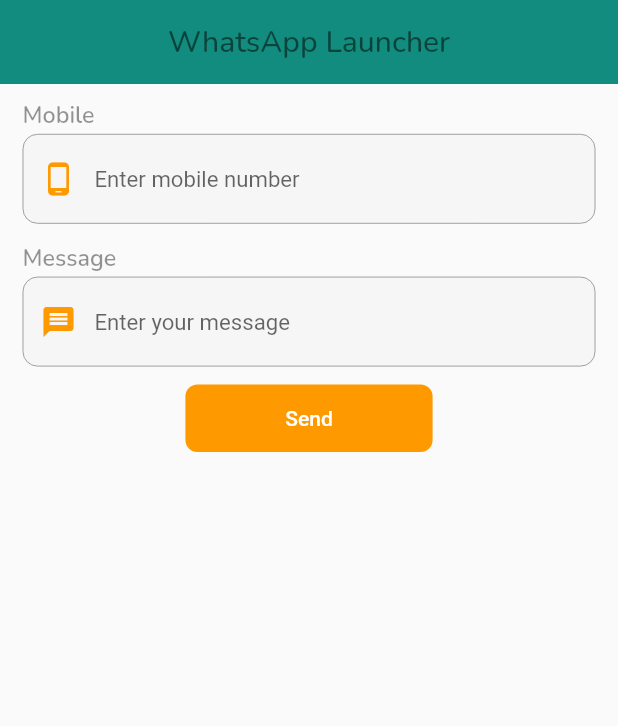
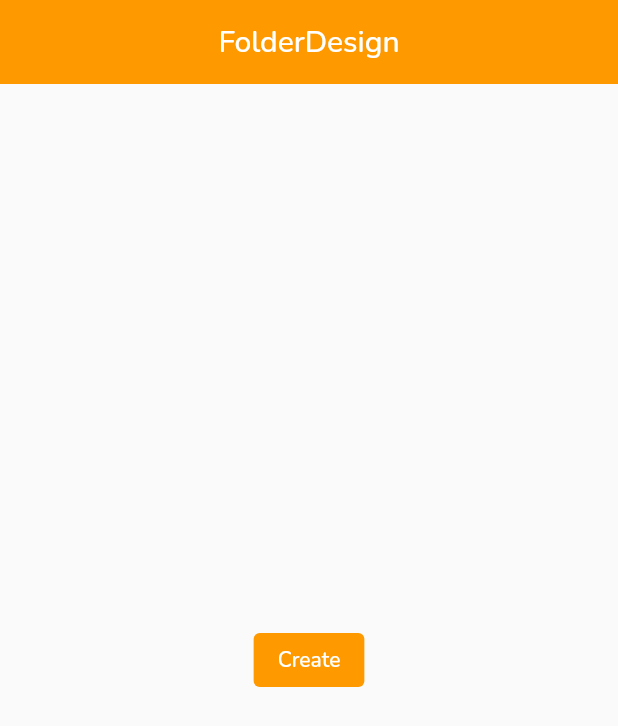
Before and after one commit to sahil078078/flutter_awesome_design, a Flutter app: the screen it shows after launch, on a phone screen of 412 x 824 dp. Shown: the top 726 px of the screen. Run offline on Flutter 3.47's test engine with Material 2 defaults, Android fonts, the phone set to English and light mode, and no system bars; our stand-ins replace carousel_slider, dio, easy_localization, file_picker, flutter_colorpicker, flutter_inset_box_shadow and 8 more; missing offline and left inert: easy_actions, whatsapp_unilink; Roboto replaces fonts that are missing (Poly).

Commit message:
making folder at any desire location

```diff
--- /dev/null
+++ b/lib/June24_2022/Making_folder/making_folder_home_screen.dart
@@ -0,0 +1,94 @@
+import 'dart:developer';
+import 'dart:io';
+
+import 'package:flutter/material.dart';
+import 'package:flutter/services.dart';
+import 'package:flutter_awesome_design/constants/color_constants.dart';
+import 'package:google_fonts/google_fonts.dart';
+import 'package:permission_handler/permission_handler.dart';
+
+class MakingFolderHomeScreen extends StatelessWidget {
+  const MakingFolderHomeScreen({Key? key}) : super(key: key);
+
+  @override
+  Widget build(BuildContext context) {
+    return Scaffold(
+      appBar: AppBar(
+        backgroundColor: GlobalVariable.orangeColor,
+        elevation: 0.0,
+        systemOverlayStyle: const SystemUiOverlayStyle(
+          statusBarColor: Colors.transparent,
+        ),
+        title: Text(
+          'FolderDesign',
+          style: GoogleFonts.nunito(),
+        ),
+        centerTitle: true,
+      ),
+      body: Center(
+        child: Column(
+          mainAxisAlignment: MainAxisAlignment.center,
+          children: [
+            ElevatedButton(
+              style: TextButton.styleFrom(
+                backgroundColor: GlobalVariable.orangeColor,
+                elevation: 0.0,
+              ),
+              onPressed: () async {
+                const folderName = '24-06-2022';
+                String name = await createFolder(folderName: folderName);
+                log('name : $name');
+              },
+              child: Text(
+                'Create',
+                style: GoogleFonts.nunito(),
+              ),
+            ),
+          ],
+        ),
+      ),
+    );
+  }
+
+  Future<String> createFolder({required String folderName}) async {
+    // below code used for creat folder in bydefault location
+
+    // final dir = Directory((Platform.isAndroid
+    //             ? await getExternalStorageDirectory() //FOR ANDROID
+    //             : await getApplicationSupportDirectory() //FOR IOS
+    //         )!
+    //         .path +
+    //     '/$folderName');
+
+    // below code is creat folder at desire location
+    final dir = Directory("/storage/emulated/0/$folderName");
+
+    var status = await Permission.storage.status;
+    log("stausrunTypeType : ${status.runtimeType}");
+    log('status : $status');
+    if (!status.isGranted) {
+      await Permission.storage.request();
+    }
+
+    if (await dir.exists()) {
+      return dir.path;
+    } else {
+      dir.create();
+      return dir.path;
+    }
+
+    // String newPath = '';
+    // List<String> folders = dir.path.split('/');
+    // for (int x = 1; x < folders.length; x++) {
+    //   String folder = folders[x];
+    //   if (folder != 'Android') {
+    //     newPath += '/' + folder;
+    //   } else {
+    //     break;
+    //   }
+    // }
+    // // newPath = newPath + '/$folderName';
+    //
+    // return newPath;
+  }
+}
--- a/lib/June24_2022/WhatappLauncher/whatsapp_launcher_body.dart
+++ b/lib/June24_2022/WhatappLauncher/whatsapp_launcher_body.dart
@@ -1,12 +1,8 @@
-import 'dart:developer';
-import 'dart:io';
-
 import 'package:flutter/material.dart';
 import 'package:flutter/services.dart';
 import 'package:flutter_awesome_design/commonWidget/custom_button.dart';
 import 'package:flutter_awesome_design/commonWidget/custom_textform_field.dart';
 import 'package:flutter_awesome_design/constants/color_constants.dart';
-import 'package:fluttertoast/fluttertoast.dart';
 import 'package:url_launcher/url_launcher.dart';
 import 'package:whatsapp_unilink/whatsapp_unilink.dart';
 
--- a/lib/June3_2022/Simple_Api_calling_and_provider/fetchDatafunction.dart
+++ b/lib/June3_2022/Simple_Api_calling_and_provider/fetchDatafunction.dart
@@ -30,5 +30,5 @@
     throw Exception('Failed to fetch data');
   }
 
-  return modalClass;
+  // return modalClass;
 }
--- a/lib/main.dart
+++ b/lib/main.dart
@@ -1,5 +1,6 @@
 import 'package:flutter/material.dart';
 import 'package:provider/provider.dart';
+import 'June24_2022/Making_folder/making_folder_home_screen.dart';
 import 'June24_2022/WhatappLauncher/whatsapp_launcher_homescreen.dart';
 import 'June3_2022/Simple_Api_calling_and_provider/provider_getdata.dart';
 
@@ -26,7 +27,7 @@
   Widget build(BuildContext context) {
     return const MaterialApp(
       debugShowCheckedModeBanner: false,
-      home: WhatsAppLauncerHomeScreen(),
+      home: MakingFolderHomeScreen(),
     );
   }
 }
--- a/pubspec.yaml
+++ b/pubspec.yaml
@@ -39,6 +39,7 @@
   swipeable_button_view: ^0.0.2
   flutter_downloader: ^1.7.3
   dio: ^4.0.6
+  # for providing a path
   path_provider: ^2.0.10
   open_file: ^3.2.1
   google_fonts: ^2.3.2
@@ -50,6 +51,7 @@
   http: ^0.13.4
   file_picker: ^4.5.1
   image_picker: ^0.8.5+3
+  # for permission handle
   permission_handler: ^9.2.0
   gallery_saver: ^2.3.1
   easy_localization: ^3.0.0
```
Also changed, not shown: 1 other file.
